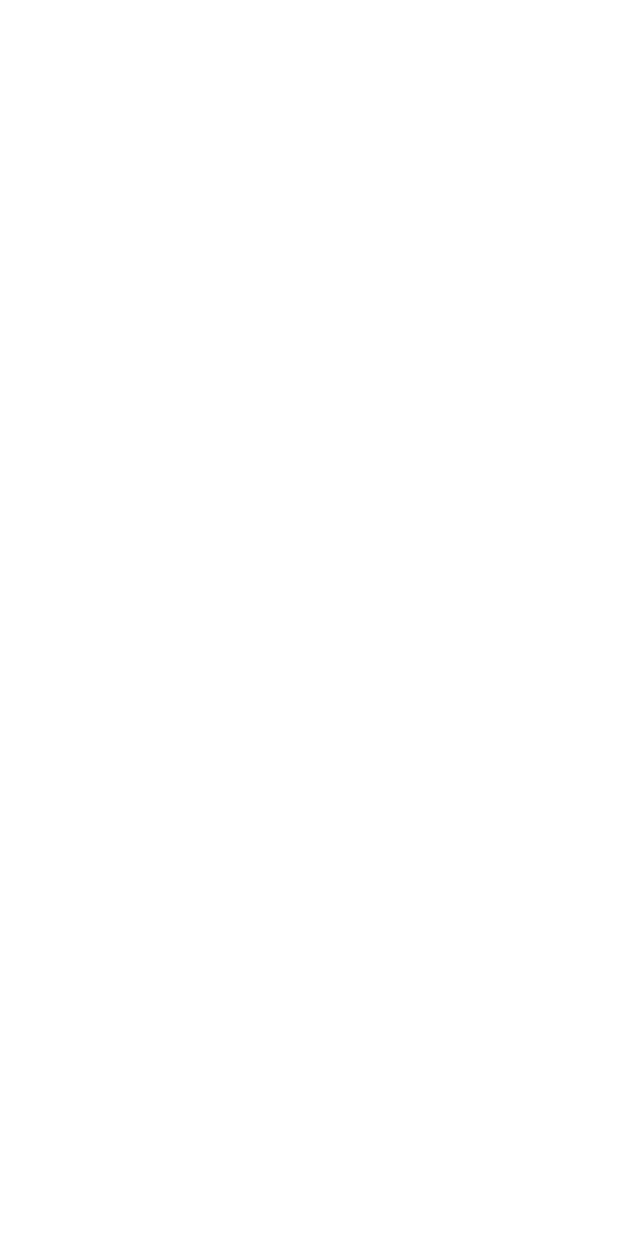
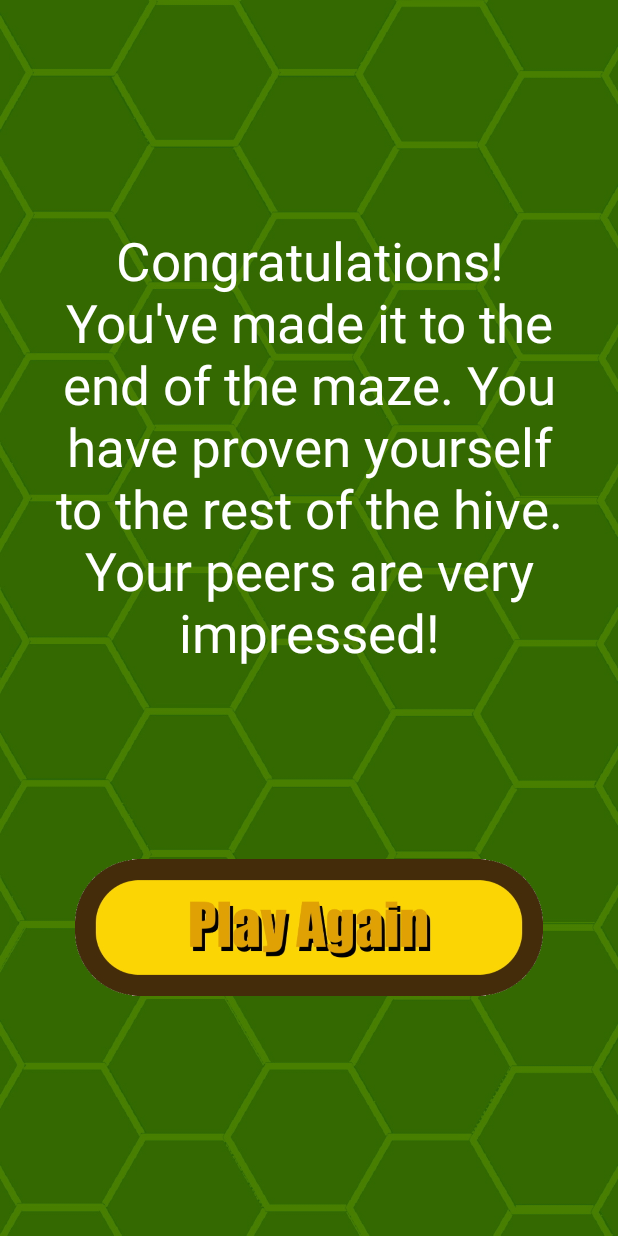
Before and after one commit to UP2005572/HoneycombMaze, an Android app: the SuccessfulRun screen opened directly, with no data from a screen before it, on a phone screen of 412 x 824 dp. Before the commit the screen is empty. Run offline under Robolectric (Android 15) with nearby library versions, the phone set to English and light mode, and no system bars.

Commit message:
designed successful run screen

```diff
--- a/Project/app/src/main/res/layout/activity_fallen_out_screen.xml
+++ b/Project/app/src/main/res/layout/activity_fallen_out_screen.xml
@@ -20,7 +20,7 @@
         android:layout_marginTop="150dp"
         android:fontFamily="sans-serif"
         android:gravity="center_horizontal"
-        android:text="@string/Fail_message"
+        android:text="@string/fail_message"
         android:textColor="@color/main_yellow"
         android:textSize="35dp" />
 
--- a/Project/app/src/main/res/layout/activity_successful_run.xml
+++ b/Project/app/src/main/res/layout/activity_successful_run.xml
@@ -7,8 +7,35 @@
     tools:context=".SuccessfulRun">
 
     <ImageView
+        android:id="@+id/background"
         android:layout_width="match_parent"
         android:layout_height="match_parent"
+        android:src="@drawable/success_background"
+        android:scaleType="centerCrop"
         />
 
+    <TextView
+        android:layout_width="wrap_content"
+        android:layout_height="wrap_content"
+        android:layout_marginHorizontal="20dp"
+        android:layout_marginTop="150dp"
+        android:fontFamily="sans-serif"
+        android:gravity="center_horizontal"
+        android:text="@string/success_message"
+        android:textColor="@color/white"
+        android:textSize="35dp" />
+
+    <ImageView
+        android:id="@+id/restartButton"
+        android:layout_width="wrap_content"
+        android:layout_height="111dp"
+        android:layout_alignParentBottom="true"
+        android:layout_marginStart="50dp"
+        android:layout_marginLeft="50dp"
+        android:layout_marginTop="50dp"
+        android:layout_marginEnd="50dp"
+        android:layout_marginRight="50dp"
+        android:layout_marginBottom="150dp"
+        android:src="@drawable/play_again_button" />
+
 </RelativeLayout>
--- a/Project/app/src/main/res/values/strings.xml
+++ b/Project/app/src/main/res/values/strings.xml
@@ -1,5 +1,8 @@
 <resources>
     <string name="app_name">HoneycombMaze</string>
-    <string name="Fail_message">That\'s the wrong door! The rest of the hive is unimpressed.
+    <string name="fail_message">That\'s the wrong door! The rest of the hive is unimpressed.
         Back to the start for you!</string>
+
+    <string name="success_message">Congratulations! You\'ve made it to the end of the maze.
+    You have proven yourself to the rest of the hive. Your peers are very impressed!</string>
 </resources>
```
